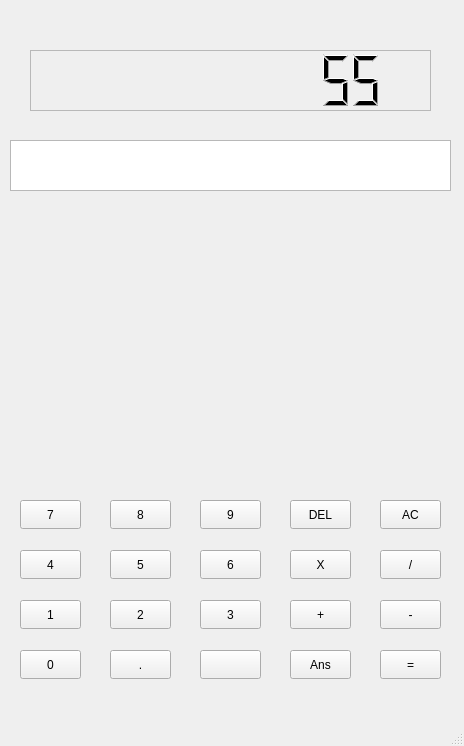
The window that mainwindow.ui (nabinkhanal00/calc) describes before a commit, drawn with Qt 5.
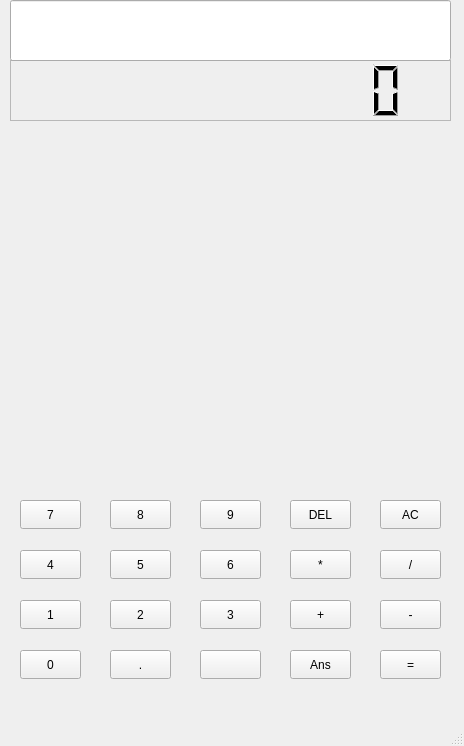
The same window after the commit.

```diff
--- a/mainwindow.ui
+++ b/mainwindow.ui
@@ -157,7 +157,7 @@
      </rect>
     </property>
     <property name="text">
-     <string>X</string>
+     <string>*</string>
     </property>
    </widget>
    <widget class="QPushButton" name="plus">
@@ -280,38 +280,64 @@
    <widget class="QLCDNumber" name="Result">
     <property name="geometry">
      <rect>
-      <x>30</x>
-      <y>50</y>
-      <width>401</width>
+      <x>10</x>
+      <y>60</y>
+      <width>441</width>
       <height>61</height>
      </rect>
     </property>
+    <property name="font">
+     <font>
+      <family>Space Mono for Powerline</family>
+      <pointsize>8</pointsize>
+     </font>
+    </property>
     <property name="frameShape">
      <enum>QFrame::StyledPanel</enum>
     </property>
+    <property name="smallDecimalPoint">
+     <bool>true</bool>
+    </property>
     <property name="digitCount">
      <number>10</number>
     </property>
     <property name="value" stdset="0">
-     <double>55.000000000000000</double>
+     <double>0.000000000000000</double>
+    </property>
+    <property name="intValue" stdset="0">
+     <number>0</number>
     </property>
    </widget>
-   <widget class="QTextBrowser" name="Input">
+   <widget class="QLineEdit" name="Input">
     <property name="geometry">
      <rect>
       <x>10</x>
-      <y>140</y>
+      <y>0</y>
       <width>441</width>
-      <height>51</height>
+      <height>61</height>
      </rect>
     </property>
+    <property name="sizePolicy">
+     <sizepolicy hsizetype="Fixed" vsizetype="Fixed">
+      <horstretch>0</horstretch>
+      <verstretch>0</verstretch>
+     </sizepolicy>
+    </property>
     <property name="font">
      <font>
-      <pointsize>20</pointsize>
+      <family>Space Mono for Powerline</family>
+      <pointsize>18</pointsize>
+      <bold>true</bold>
      </font>
     </property>
-    <property name="styleSheet">
-     <string notr="true"/>
+    <property name="cursor">
+     <cursorShape>UpArrowCursor</cursorShape>
+    </property>
+    <property name="alignment">
+     <set>Qt::AlignRight|Qt::AlignTrailing|Qt::AlignVCenter</set>
+    </property>
+    <property name="readOnly">
+     <bool>true</bool>
     </property>
    </widget>
   </widget>
```
Left out of the diff: 12 changed lines with no effect on the pictures.
